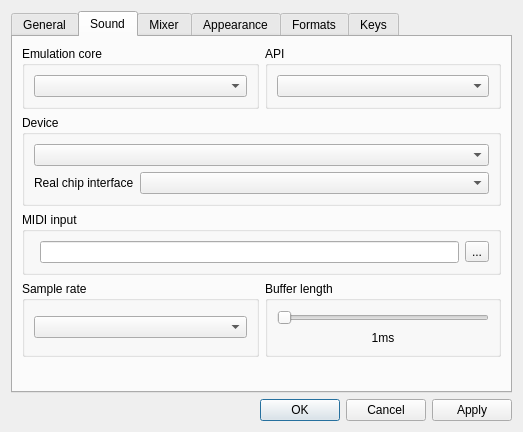
Before: the Qt Designer form BambooTracker/gui/configuration_dialog.ui in BambooTracker/BambooTracker, drawn with Qt 5.
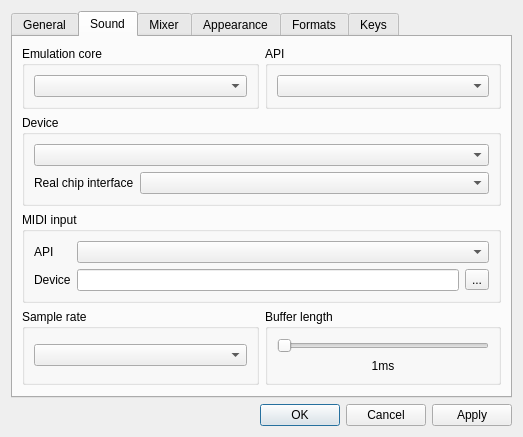
After: the same form once the commit is applied. The open tabs and pages were chosen to show the change. Custom widgets are drawn as their Qt base class.

Commit message: Add MIDI API selection in the configuration

```diff
--- a/BambooTracker/gui/configuration_dialog.ui
+++ b/BambooTracker/gui/configuration_dialog.ui
@@ -338,7 +338,7 @@
           <string>MIDI input</string>
          </property>
          <layout class="QFormLayout" name="formLayout_2">
-          <item row="0" column="1">
+          <item row="1" column="1">
            <layout class="QHBoxLayout" name="horizontalLayout">
             <item>
              <widget class="QLineEdit" name="midiInputNameLine">
@@ -356,6 +356,23 @@
             </item>
            </layout>
           </item>
+          <item row="1" column="0">
+           <widget class="QLabel" name="midiInputNameLabel">
+            <property name="text">
+             <string>Device</string>
+            </property>
+           </widget>
+          </item>
+          <item row="0" column="0">
+           <widget class="QLabel" name="midiApiLabel">
+            <property name="text">
+             <string>API</string>
+            </property>
+           </widget>
+          </item>
+          <item row="0" column="1">
+           <widget class="QComboBox" name="midiApiComboBox"/>
+          </item>
          </layout>
         </widget>
        </item>
```
Left out of the diff: 7 changed lines with no effect on the pictures. The commit also changes 9 other files.
